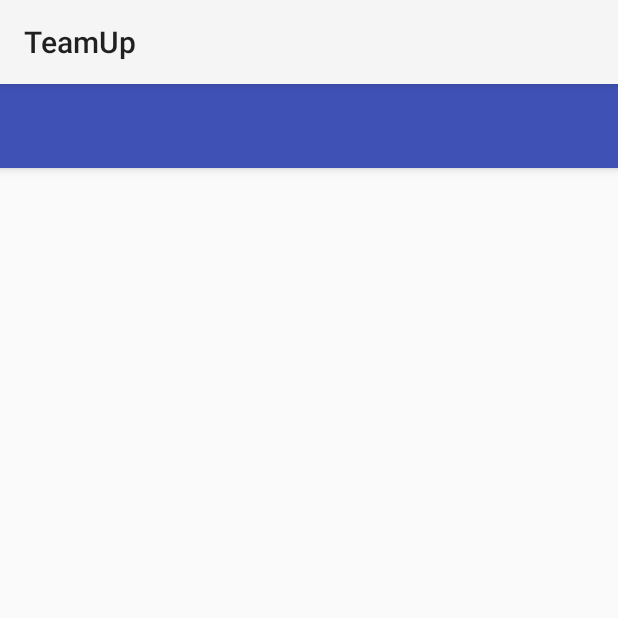
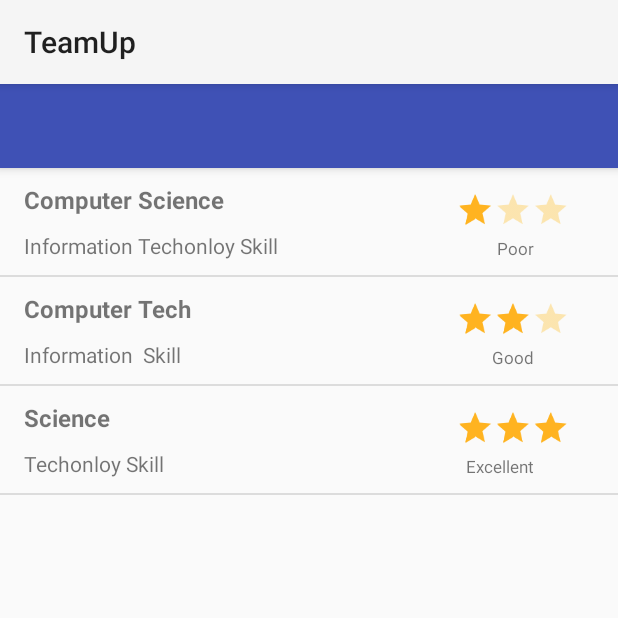
Before and after one commit to A-Hamdy/TeamUpAndroidApp, an Android app: the fragment CreateTeam placed in its activity, on a phone screen of 412 x 824 dp, the top half of it. Run offline under Robolectric (Android 15) with nearby library versions, the phone set to English and light mode, and no system bars; libraries missing offline, so code that uses them is left out: com.mikepenz.materialdrawer, com.mikepenz.materialize; pictures from the network do not load; 15 statements that could not run were skipped.

Commit message:
Creating Add Skills To Team with RecyclerView

```diff
--- /dev/null
+++ b/app/src/main/java/android/hmkcode/com/myapplication123/Classes/Skill.java
@@ -0,0 +1,54 @@
+package android.hmkcode.com.myapplication123.Classes;
+
+/**
+ * Created by Ahmed Hamdy on 6/13/2016.
+ */
+public class Skill {
+
+    private String category;
+    private String skill;
+    private int rating;
+    private String ratingDescription;
+
+    public Skill(String category, String skill, String ratingDescription){
+        this.category = category;
+        this.skill = skill;
+        this.ratingDescription = ratingDescription;
+    }
+
+    public String getCategory() {
+        return category;
+    }
+
+    public void setCategory(String category) {
+        this.category = category;
+    }
+
+    public String getSkill() {
+        return skill;
+    }
+
+    public void setSkill(String skill) {
+        this.skill = skill;
+    }
+
+    public int getRating() {
+        return rating;
+    }
+
+    public void setRating(int rating) {
+        this.rating = rating;
+    }
+
+    public String getRatingDescription() {
+        return ratingDescription;
+    }
+
+    public void setRatingDescription(String ratingDescription) {
+        this.ratingDescription = ratingDescription;
+    }
+
+
+
+
+}
--- /dev/null
+++ b/app/src/main/java/android/hmkcode/com/myapplication123/CreateTeam/AddTeamSkills.java
@@ -0,0 +1,101 @@
+package android.hmkcode.com.myapplication123.CreateTeam;
+
+import android.content.Context;
+import android.hmkcode.com.myapplication123.Classes.Skill;
+import android.net.Uri;
+import android.os.Bundle;
+import android.support.annotation.Nullable;
+import android.support.v4.app.Fragment;
+import android.support.v7.widget.DefaultItemAnimator;
+import android.support.v7.widget.LinearLayoutManager;
+import android.support.v7.widget.RecyclerView;
+import android.view.LayoutInflater;
+import android.view.View;
+import android.view.ViewGroup;
+
+import android.hmkcode.com.myapplication123.R;
+
+import java.util.ArrayList;
+import java.util.List;
+
+
+public class AddTeamSkills extends Fragment {
+
+    private List<Skill> skillList = new ArrayList<>();
+    private RecyclerView recyclerView;
+    private SkillAdapter mAdapter;
+
+    public AddTeamSkills() {
+        // Required empty public constructor
+    }
+
+
+
+    @Override
+    public void onCreate(Bundle savedInstanceState) {
+        super.onCreate(savedInstanceState);
+
+
+
+
+    }
+
+    @Override
+    public View onCreateView(LayoutInflater inflater, ViewGroup container,
+                             Bundle savedInstanceState) {
+        // Inflate the layout for this fragment
+        return inflater.inflate(R.layout.fragment_add_team_skills, container, false);
+    }
+
+    @Override
+    public void onActivityCreated(@Nullable Bundle savedInstanceState) {
+        super.onActivityCreated(savedInstanceState);
+
+        recyclerView = (RecyclerView) getView().findViewById(R.id.recycler_view_skill);
+
+        mAdapter = new SkillAdapter(skillList);
+        RecyclerView.LayoutManager mLayoutManager = new LinearLayoutManager(getContext());
+        recyclerView.setLayoutManager(mLayoutManager);
+        recyclerView.setItemAnimator(new DefaultItemAnimator());
+        recyclerView.addItemDecoration(new DividerItemDecoration(getActivity(), LinearLayoutManager.VERTICAL));
+        recyclerView.setAdapter(mAdapter);
+
+        prepareMovieData();
+
+
+    }
+
+    // TODO: Rename method, update argument and hook method into UI event
+    public void onButtonPressed(Uri uri) {
+
+
+    }
+
+    @Override
+    public void onAttach(Context context) {
+        super.onAttach(context);
+
+    }
+
+    @Override
+    public void onDetach() {
+        super.onDetach();
+
+    }
+
+
+    private void prepareMovieData() {
+        Skill skill = new Skill("Computer Science", "Information Techonloy Skill", "Poor");
+        skillList.add(skill);
+
+        skill = new Skill("Computer Tech", "Information  Skill", "Good");
+        skillList.add(skill);
+
+        skill = new Skill("Science", "Techonloy Skill", "Excellent");
+        skillList.add(skill);
+
+
+        mAdapter.notifyDataSetChanged();
+    }
+
+}
--- a/app/src/main/java/android/hmkcode/com/myapplication123/CreateTeam/CreateTeam.java
+++ b/app/src/main/java/android/hmkcode/com/myapplication123/CreateTeam/CreateTeam.java
@@ -116,7 +116,9 @@ public class CreateTeam extends Fragment {
             progressDialog.cancel();
 
             /*Go to Users Fragment*/
-            Fragment fragment = new TeamUsersList();
+//            Fragment fragment = new TeamUsersList();
+            Fragment fragment = new AddTeamSkills();
+
             Bundle dataId = new Bundle();
             dataId.putInt("ownerId",team.getOwnerId());
             dataId.putInt("skillId",team.getSkillId());
--- /dev/null
+++ b/app/src/main/java/android/hmkcode/com/myapplication123/CreateTeam/DividerItemDecoration.java
@@ -0,0 +1,93 @@
+package android.hmkcode.com.myapplication123.CreateTeam;
+
+
+import android.content.Context;
+import android.content.res.TypedArray;
+import android.graphics.Canvas;
+import android.graphics.Rect;
+import android.graphics.drawable.Drawable;
+import android.support.v7.widget.LinearLayoutManager;
+import android.support.v7.widget.RecyclerView;
+import android.view.View;
+
+/**
+ * Created by Lincoln on 30/10/15.
+ */
+public class DividerItemDecoration extends RecyclerView.ItemDecoration {
+
+    private static final int[] ATTRS = new int[]{
+            android.R.attr.listDivider
+    };
+
+    public static final int HORIZONTAL_LIST = LinearLayoutManager.HORIZONTAL;
+
+    public static final int VERTICAL_LIST = LinearLayoutManager.VERTICAL;
+
+    private Drawable mDivider;
+
+    private int mOrientation;
+
+    public DividerItemDecoration(Context context, int orientation) {
+        final TypedArray a = context.obtainStyledAttributes(ATTRS);
+        mDivider = a.getDrawable(0);
+        a.recycle();
+        setOrientation(orientation);
+    }
+
+    public void setOrientation(int orientation) {
+        if (orientation != HORIZONTAL_LIST && orientation != VERTICAL_LIST) {
+            throw new IllegalArgumentException("invalid orientation");
+        }
+        mOrientation = orientation;
+    }
+
+    @Override
+    public void onDrawOver(Canvas c, RecyclerView parent, RecyclerView.State state) {
+        if (mOrientation == VERTICAL_LIST) {
+            drawVertical(c, parent);
+        } else {
+            drawHorizontal(c, parent);
+        }
+    }
+
+    public void drawVertical(Canvas c, RecyclerView parent) {
+        final int left = parent.getPaddingLeft();
+        final int right = parent.getWidth() - parent.getPaddingRight();
+
+        final int childCount = parent.getChildCount();
+        for (int i = 0; i < childCount; i++) {
+            final View child = parent.getChildAt(i);
+            final RecyclerView.LayoutParams params = (RecyclerView.LayoutParams) child
+                    .getLayoutParams();
+            final int top = child.getBottom() + params.bottomMargin;
+            final int bottom = top + mDivider.getIntrinsicHeight();
+            mDivider.setBounds(left, top, right, bottom);
+            mDivider.draw(c);
+        }
+    }
+
+    public void drawHorizontal(Canvas c, RecyclerView parent) {
+        final int top = parent.getPaddingTop();
+        final int bottom = parent.getHeight() - parent.getPaddingBottom();
+
+        final int childCount = parent.getChildCount();
+        for (int i = 0; i < childCount; i++) {
+            final View child = parent.getChildAt(i);
+            final RecyclerView.LayoutParams params = (RecyclerView.LayoutParams) child
+                    .getLayoutParams();
+            final int left = child.getRight() + params.rightMargin;
+            final int right = left + mDivider.getIntrinsicHeight();
+            mDivider.setBounds(left, top, right, bottom);
+            mDivider.draw(c);
+        }
+    }
+
+    @Override
+    public void getItemOffsets(Rect outRect, View view, RecyclerView parent, RecyclerView.State state) {
+        if (mOrientation == VERTICAL_LIST) {
+            outRect.set(0, 0, 0, mDivider.getIntrinsicHeight());
+        } else {
+            outRect.set(0, 0, mDivider.getIntrinsicWidth(), 0);
+        }
+    }
+}
--- /dev/null
+++ b/app/src/main/java/android/hmkcode/com/myapplication123/CreateTeam/SkillAdapter.java
@@ -0,0 +1,65 @@
+package android.hmkcode.com.myapplication123.CreateTeam;
+
+
+import android.hmkcode.com.myapplication123.Classes.Skill;
+import android.hmkcode.com.myapplication123.R;
+import android.support.v7.widget.RecyclerView;
+import android.view.LayoutInflater;
+import android.view.View;
+import android.view.ViewGroup;
+import android.widget.RatingBar;
+import android.widget.TextView;
+
+import java.util.List;
+
+public class SkillAdapter extends RecyclerView.Adapter<SkillAdapter.MyViewHolder> {
+
+    private List<Skill> skillsList;
+
+    public class MyViewHolder extends RecyclerView.ViewHolder {
+        public TextView category, skill, ratingDescription;
+        public RatingBar stars;
+
+        public MyViewHolder(View view) {
+            super(view);
+            category = (TextView) view.findViewById(R.id.category);
+            ratingDescription = (TextView) view.findViewById(R.id.rateDescription);
+            skill = (TextView) view.findViewById(R.id.skill);
+            stars = (RatingBar) view.findViewById(R.id.skillStars);
+
+        }
+    }
+
+
+    public SkillAdapter(List<Skill> skillsList) {
+        this.skillsList = skillsList;
+    }
+
+    @Override
+    public MyViewHolder onCreateViewHolder(ViewGroup parent, int viewType) {
+        View itemView = LayoutInflater.from(parent.getContext())
+                .inflate(R.layout.skill_row_content, parent, false);
+
+        return new MyViewHolder(itemView);
+    }
+
+    @Override
+    public void onBindViewHolder(MyViewHolder holder, int position) {
+        Skill skill = skillsList.get(position);
+        holder.category.setText(skill.getCategory());
+        holder.ratingDescription.setText(skill.getRatingDescription());
+        holder.skill.setText(skill.getSkill());
+        String rating = (String) holder.ratingDescription.getText();
+        if (rating.equalsIgnoreCase("poor"))
+            holder.stars.setRating(1);
+        else if (rating.equalsIgnoreCase("good"))
+            holder.stars.setRating(2);
+        else if (rating.equalsIgnoreCase("excellent"))
+            holder.stars.setRating(3);
+    }
+
+    @Override
+    public int getItemCount() {
+        return skillsList.size();
+    }
+}
--- /dev/null
+++ b/app/src/main/res/layout/fragment_add_team_skills.xml
@@ -0,0 +1,13 @@
+<FrameLayout xmlns:android="http://schemas.android.com/apk/res/android"
+    xmlns:tools="http://schemas.android.com/tools"
+    android:layout_width="match_parent"
+    android:layout_height="match_parent"
+    tools:context="android.hmkcode.com.myapplication123.CreateTeam.AddTeamSkills">
+
+    <android.support.v7.widget.RecyclerView
+        android:id="@+id/recycler_view_skill"
+        android:layout_width="match_parent"
+        android:layout_height="match_parent"
+        android:scrollbars="vertical" />
+
+</FrameLayout>
--- /dev/null
+++ b/app/src/main/res/layout/skill_row_content.xml
@@ -0,0 +1,59 @@
+<?xml version="1.0" encoding="utf-8"?>
+<RelativeLayout xmlns:android="http://schemas.android.com/apk/res/android"
+    android:layout_width="wrap_content"
+    android:layout_height="wrap_content"
+    android:focusable="true"
+    android:paddingLeft="16dp"
+    android:paddingRight="16dp"
+    android:paddingTop="10dp"
+    android:paddingBottom="10dp"
+    android:clickable="true"
+    android:background="?android:attr/selectableItemBackground"
+    android:orientation="vertical">
+
+    <TextView
+        android:id="@+id/category"
+        android:textSize="16dp"
+        android:textStyle="bold"
+        android:layout_alignParentTop="true"
+        android:layout_width="match_parent"
+        android:layout_height="wrap_content"
+        android:text="Category"/>
+
+    <TextView
+        android:id="@+id/skill"
+        android:paddingTop="30dp"
+        android:layout_width="wrap_content"
+        android:layout_height="wrap_content"
+        android:text="Skill"
+        android:layout_alignBottom="@+id/rateDescription"
+        android:layout_alignParentLeft="true"
+        android:layout_alignParentStart="true" />
+
+    <TextView
+        android:id="@+id/rateDescription"
+        android:layout_width="wrap_content"
+        android:layout_height="wrap_content"
+        android:text="Good"
+        android:textSize="11dp"
+        android:layout_below="@+id/skillStars"
+        android:layout_alignRight="@+id/skillStars"
+        android:layout_alignEnd="@+id/skillStars"
+        android:layout_marginRight="40dp"
+        android:layout_marginEnd="40dp" />
+
+    <RatingBar
+        android:theme="@style/RatingBar"
+        android:layout_width="wrap_content"
+        android:layout_height="wrap_content"
+        android:id="@+id/skillStars"
+        android:numStars="3"
+        android:rating="2"
+        android:scaleX="0.7"
+        android:scaleY="0.7"
+        style="?android:attr/ratingBarStyleIndicator"
+        android:layout_alignParentTop="true"
+        android:layout_alignRight="@+id/category"
+        android:layout_alignEnd="@+id/category" />
+
+</RelativeLayout>
--- a/app/src/main/res/layout/skills_tab_fragment.xml
+++ b/app/src/main/res/layout/skills_tab_fragment.xml
@@ -10,4 +10,13 @@
         android:layout_height="match_parent"
         android:text="Skills" />
 
+    <RatingBar
+        android:theme="@style/RatingBar"
+        android:layout_width="wrap_content"
+        android:layout_height="wrap_content"
+        android:id="@+id/ratingBar"
+        android:numStars="3"
+        android:stepSize="1"
+        android:layout_gravity="center" />
+
 </FrameLayout>
--- a/app/src/main/res/values/styles.xml
+++ b/app/src/main/res/values/styles.xml
@@ -21,4 +21,11 @@
         <item name="colorPrimaryDark">#4255bd</item>
         <item name="colorAccent">#C5CAE9</item>
     </style>
+
+
+    <style name="RatingBar" parent="Theme.AppCompat">
+        <item name="colorControlActivated">#FFB320</item>
+        <item name="colorControlNormal">#FFB300</item>
+
+    </style>
 </resources>
```
Also changed, not shown: 1 other file.
